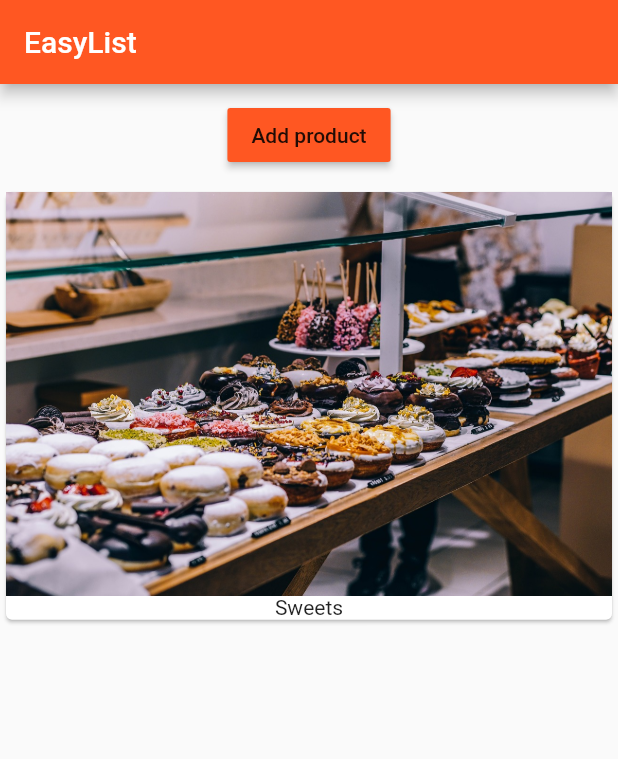
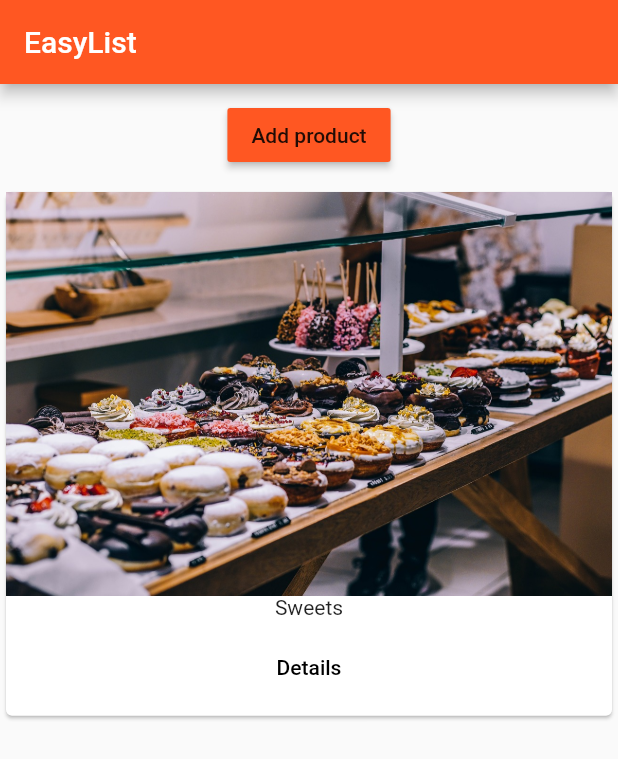
Before and after one commit to kostyaVyrodov/flutter-playground, a Flutter app: the screen it shows after launch, after a tap on "Add product", on a phone screen of 412 x 824 dp. Shown: the top 759 px of the screen. Run offline on Flutter 3.47's test engine with Material 2 defaults, Android fonts, the phone set to English and light mode, and no system bars.

Commit message:
Implement basic animation

```diff
--- a/lib/main.dart
+++ b/lib/main.dart
@@ -1,6 +1,6 @@
 import 'package:flutter/material.dart';
 
-import 'product_manager.dart';
+import 'pages/home.dart';
 
 main() => runApp(MyApp());
 
@@ -12,11 +12,7 @@ class MyApp extends StatelessWidget {
           brightness: Brightness.light,
           primarySwatch: Colors.deepOrange,
           accentColor: Colors.deepPurple),
-      home: Scaffold(
-          appBar: AppBar(
-            title: Text('EasyList'),
-          ),
-          body: ProductManager()),
+      home: HomePage(),
     );
   }
 }
--- /dev/null
+++ b/lib/pages/home.dart
@@ -0,0 +1,15 @@
+import 'package:flutter/material.dart';
+
+import '../product_manager.dart';
+
+class HomePage extends StatelessWidget {
+  @override
+  Widget build(BuildContext context) {
+    return Scaffold(
+      appBar: AppBar(
+        title: Text('EasyList'),
+      ),
+      body: ProductManager(),
+    );
+  }
+}
--- a/lib/products.dart
+++ b/lib/products.dart
@@ -1,4 +1,6 @@
 import 'package:flutter/material.dart';
+
+import 'pages/product.dart';
 
 class Products extends StatelessWidget {
   // final means - created once, changed never
@@ -23,6 +25,18 @@ class Products extends StatelessWidget {
               children: [
                 Image.asset('assets/food.jpg'),
                 Text(products[index]),
+                ButtonBar(
+                  alignment: MainAxisAlignment.center,
+                  children: <Widget>[
+                    FlatButton(
+                      child: Text('Details'),
+                      onPressed: () => Navigator.push(
+                          context,
+                          MaterialPageRoute(
+                              builder: (context) => ProductPage())),
+                    )
+                  ],
+                )
               ],
             ),
           );
```
Also changed, not shown: lib/pages/product.dart (added, +21 -0 lines).
